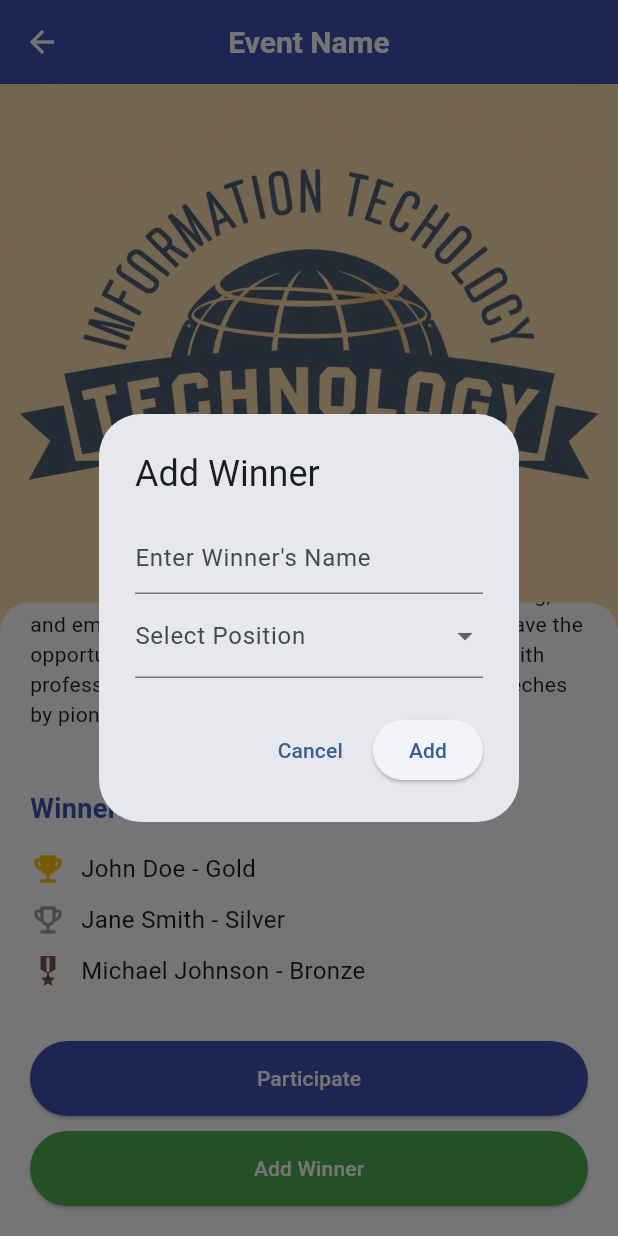
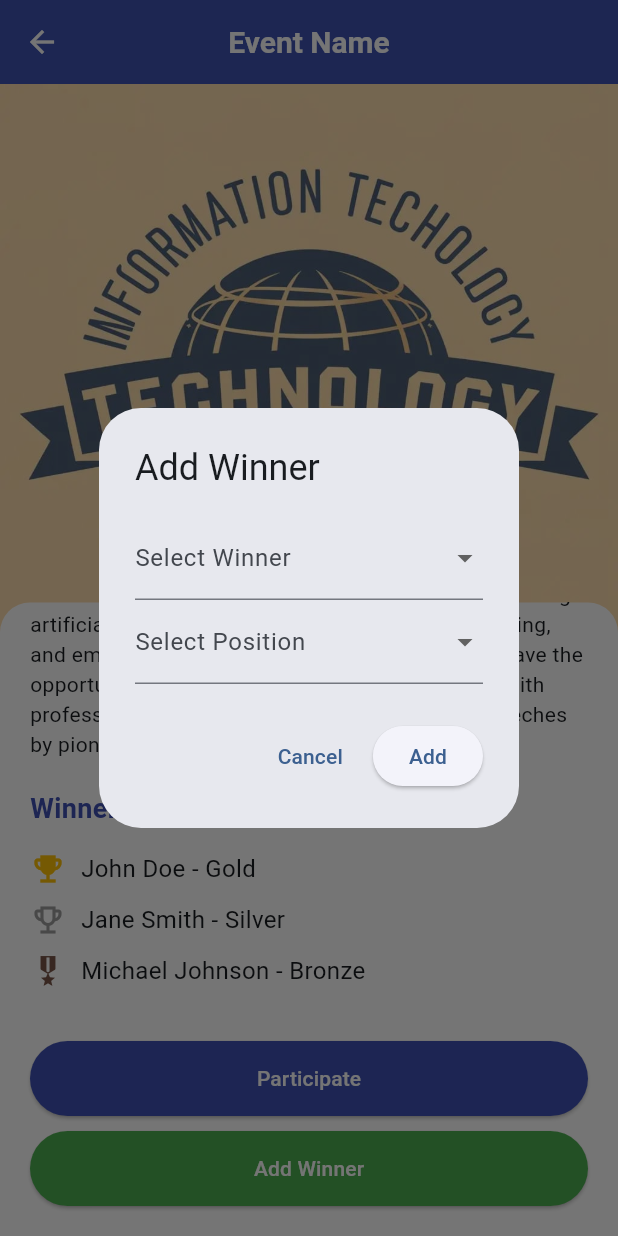
Before and after one commit to Manishkumar76/campus-vibe, a Flutter app: the EventFormPage screen opened directly, scrolled down 576 dp, after a tap on "Add Winner", on a phone screen of 412 x 824 dp. Run offline on Flutter 3.47's test engine with Material 3 defaults, Android fonts, the phone set to English and light mode, and no system bars; network calls fail.

Commit message:
update eventPage

```diff
--- a/lib/Pages/EventPage.dart
+++ b/lib/Pages/EventPage.dart
@@ -19,8 +19,10 @@ class _EventFormPageState extends State<EventFormPage> {
     return Scaffold(
       appBar: AppBar(
         centerTitle: true,
-        title: const Text('Event Name',
-            style: TextStyle(color: Colors.white, fontSize: 20, fontWeight: FontWeight.bold)),
+        title: const Text(
+          'Event Name',
+          style: TextStyle(color: Colors.white, fontSize: 20, fontWeight: FontWeight.bold),
+        ),
         backgroundColor: Colors.indigo,
         leading: IconButton(
           color: Colors.white,
@@ -32,8 +34,8 @@ class _EventFormPageState extends State<EventFormPage> {
       ),
       body: Stack(
         children: <Widget>[
-          // The background image
-          Container(
+          // The background image with blur effect
+          SizedBox(
             height: MediaQuery.of(context).size.height,
             child: Stack(
               alignment: Alignment.topCenter,
@@ -89,8 +91,10 @@ class _EventFormPageState extends State<EventFormPage> {
                         child: Column(
                           crossAxisAlignment: CrossAxisAlignment.start,
                           children: <Widget>[
-                            // The form fields
-                            Text(
+                            // Event Details using ListTile
+                            ListTile(
+                              leading: Icon(Icons.event),
+                              title: Text(
                                 "Name of Event",
                                 style: TextStyle(
                                   fontWeight: FontWeight.bold,
@@ -98,10 +102,11 @@ class _EventFormPageState extends State<EventFormPage> {
                                   color: Colors.indigo,
                                 ),
                               ),
-                            SizedBox(height: 5),
-                            Text("Tech Symposium 2024"),
-                            SizedBox(height: 10),
-                            Text(
+                              subtitle: Text("Tech Symposium 2024"),
+                            ),
+                            ListTile(
+                              leading: Icon(Icons.calendar_today),
+                              title: Text(
                                 "Event's Registration Date",
                                 style: TextStyle(
                                   fontWeight: FontWeight.bold,
@@ -109,10 +114,11 @@ class _EventFormPageState extends State<EventFormPage> {
                                   color: Colors.indigo,
                                 ),
                               ),
-                            SizedBox(height: 5),
-                            Text("01-06-2024 - 15-06-2024"),
-                            SizedBox(height: 10),
-                            Text(
+                              subtitle: Text("01-06-2024 - 15-06-2024"),
+                            ),
+                            ListTile(
+                              leading: Icon(Icons.event_available),
+                              title: Text(
                                 "Event's Date",
                                 style: TextStyle(
                                   fontWeight: FontWeight.bold,
@@ -120,10 +126,11 @@ class _EventFormPageState extends State<EventFormPage> {
                                   color: Colors.indigo,
                                 ),
                               ),
-                            SizedBox(height: 5),
-                            Text("20-06-2024"),
-                            SizedBox(height: 10),
-                            Text(
+                              subtitle: Text("20-06-2024"),
+                            ),
+                            ListTile(
+                              leading: Icon(Icons.access_time),
+                              title: Text(
                                 "Time",
                                 style: TextStyle(
                                   fontWeight: FontWeight.bold,
@@ -131,10 +138,11 @@ class _EventFormPageState extends State<EventFormPage> {
                                   color: Colors.indigo,
                                 ),
                               ),
-                            SizedBox(height: 5),
-                            Text("09:00 AM"),
-                            SizedBox(height: 10),
-                            Text(
+                              subtitle: Text("09:00 AM"),
+                            ),
+                            ListTile(
+                              leading: Icon(Icons.location_on),
+                              title: Text(
                                 "Venue",
                                 style: TextStyle(
                                   fontWeight: FontWeight.bold,
@@ -142,9 +150,9 @@ class _EventFormPageState extends State<EventFormPage> {
                                   color: Colors.indigo,
                                 ),
                               ),
-                            SizedBox(height: 5),
-                            Text("Conference Room"),
-                            SizedBox(height: 10),
+                              subtitle: Text("Conference Room"),
+                            ),
+                            SizedBox(height: 10,),
                 Text(
                   "Description",
                   style: TextStyle(
@@ -153,15 +161,13 @@ class _EventFormPageState extends State<EventFormPage> {
                     color: Colors.indigo,
                   ),
                 ),
-                            SizedBox(height: 5),
                             Text(
-                              "Tech Symposium 2024 is an exciting gathering of innovators, tech enthusiasts, and industry leaders from across the globe. This event will feature cutting-edge discussions on the latest trends in technology, including artificial intelligence, blockchain, quantum computing, and emerging software solutions. Attendees will have the opportunity to participate in workshops, network with professionals, and gain insights from keynote speeches by pioneers in the tech world.",
-                            ),
-                            SizedBox(height: 20),
+                                "Tech Symposium 2024 is an exciting gathering of innovators, tech enthusiasts, and industry leaders from across the globe. This event will feature cutting-edge discussions on the latest trends in technology, including artificial intelligence, blockchain, quantum computing, and emerging software solutions. Attendees will have the opportunity to participate in workshops, network with professionals, and gain insights from keynote speeches by pioneers in the tech world."),
+
                           ],
                         ),
                       ),
-                      // Winners List
+                      // Winners Section
                       Padding(
                         padding: const EdgeInsets.symmetric(horizontal: 20.0),
                         child: Column(
@@ -257,8 +263,17 @@ class _EventFormPageState extends State<EventFormPage> {
 
   // Function to display a dialog and add a new winner to the list
   void _addWinnerDialog() {
-    TextEditingController winnerController = TextEditingController();
+    String? selectedWinner;
     String? selectedPosition;
+
+    // Sample list of participants to choose from
+    List<String> participants = [
+      "John Doe",
+      "Jane Smith",
+      "Michael Johnson",
+      "Emily Davis",
+      "David Wilson"
+    ];
 
     showDialog(
       context: context,
@@ -268,10 +283,25 @@ class _EventFormPageState extends State<EventFormPage> {
           content: Column(
             mainAxisSize: MainAxisSize.min,
             children: [
-              TextField(
-                controller: winnerController,
-                decoration: const InputDecoration(hintText: "Enter Winner's Name"),
+              // Dropdown for selecting the winner from the participants list
+              DropdownButtonFormField<String>(
+                value: selectedWinner,
+                items: participants.map((String participant) {
+                  return DropdownMenuItem<String>(
+                    value: participant,
+                    child: Text(participant),
+                  );
+                }).toList(),
+                onChanged: (String? newValue) {
+                  setState(() {
+                    selectedWinner = newValue;
+                  });
+                },
+                decoration: const InputDecoration(
+                  labelText: 'Select Winner',
                 ),
+              ),
+              // Dropdown for selecting the winner's position
               DropdownButtonFormField<String>(
                 value: selectedPosition,
                 items: ["Gold", "Silver", "Bronze"].map((String position) {
@@ -302,9 +332,9 @@ class _EventFormPageState extends State<EventFormPage> {
               child: const Text("Add"),
               onPressed: () {
                 setState(() {
-                  if (winnerController.text.isNotEmpty && selectedPosition != null) {
+                  if (selectedWinner != null && selectedPosition != null) {
                     winners.add({
-                      "name": winnerController.text,
+                      "name": selectedWinner!,
                       "position": selectedPosition!
                     });
                   }
@@ -317,4 +347,5 @@ class _EventFormPageState extends State<EventFormPage> {
       },
     );
   }
+
 }
```
Lines whose indentation alone changed are shown as unchanged.
